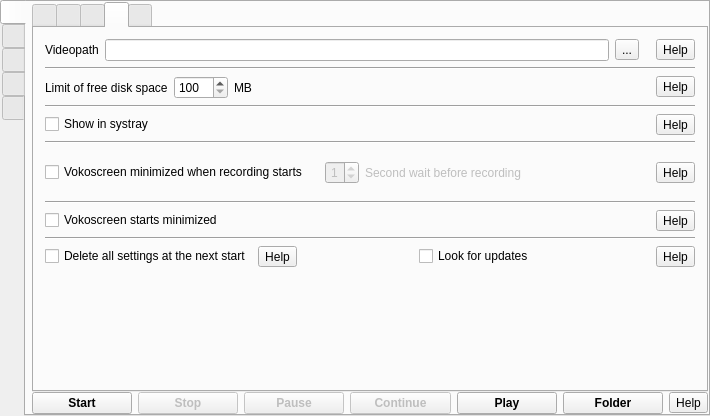
First picture: the form in src/formMainWindow.ui, repository vkohaupt/vokoscreenNG, before the edit.
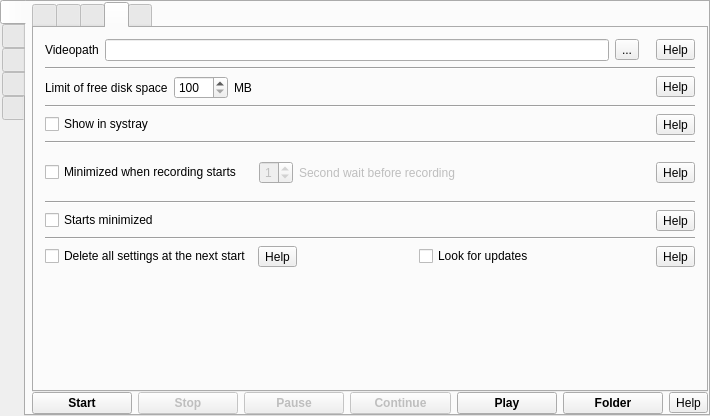
Second picture: the form after the edit. The open tabs and pages were chosen to show the change. Icons and pictures are not drawn.

Diff of the .ui file:
```diff
--- a/src/formMainWindow.ui
+++ b/src/formMainWindow.ui
@@ -1540,7 +1540,7 @@
               <item>
                <widget class="QCheckBox" name="checkBoxMinimizedWhenRecordingStarts">
                 <property name="text">
-                 <string>Vokoscreen minimized when recording starts</string>
+                 <string>Minimized when recording starts</string>
                 </property>
                </widget>
               </item>
@@ -1610,7 +1610,7 @@
               <item>
                <widget class="QCheckBox" name="checkBoxVokoscreenStartsMinimized">
                 <property name="text">
-                 <string>Vokoscreen starts minimized</string>
+                 <string>Starts minimized</string>
                 </property>
                </widget>
               </item>
```
